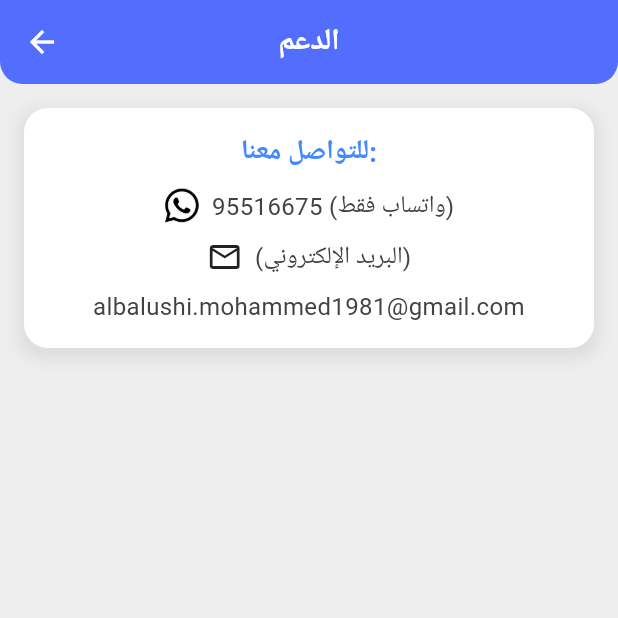
After one commit to mohamed6572/sham_firebase, a Flutter app: the Support screen opened directly, on a phone screen of 412 x 824 dp, the top half of it. The commit adds this screen. Run offline on Flutter 3.47's test engine with Material 3 defaults, Android fonts, the phone set to English and light mode, and no system bars; our stand-ins replace bloc, cloud_firestore, file_picker, firebase_auth, firebase_core, firebase_storage and 5 more; missing offline and left inert: syncfusion_flutter_pdfviewer; accounts and stored records are empty.

```diff
--- a/lib/core/utils/app_colors.dart
+++ b/lib/core/utils/app_colors.dart
@@ -1,7 +1,7 @@
 import 'package:flutter/material.dart';
 
 abstract class AppColors {
-  static const Color primaryColor = Color(0xff1F5E3B);
+  static const Color primaryColor = Colors.indigoAccent;
   static const Color lightPrimaryColor = Color(0xFF2D9F5D);
   static const Color secondaryColor = Color(0xFFF4A91F);
   static const Color lightSecondaryColor = Color(0xFFF8C76D);
--- a/lib/core/widgets/custom_slider.dart
+++ b/lib/core/widgets/custom_slider.dart
@@ -68,9 +68,10 @@ class _SimpleImageSliderState extends State<SimpleImageSlider> {
   }
 
   Widget _buildIndicator() {
+    final visibleLength = widget.imageUrls.length > 20 ? 20 : widget.imageUrls.length;
     return Row(
       mainAxisAlignment: MainAxisAlignment.center,
-      children: List.generate(widget.imageUrls.length, (index) {
+      children: List.generate(visibleLength, (index) {
         return Container(
           margin: const EdgeInsets.symmetric(horizontal: 4),
           width: _currentIndex == index ? 10 : 6,
--- a/lib/core/widgets/drawer_widget.dart
+++ b/lib/core/widgets/drawer_widget.dart
@@ -1,5 +1,6 @@
 import 'package:flutter/material.dart';
 import 'package:flutter/services.dart';
+import 'package:sham/modules/support/support.dart';
 import 'package:share_plus/share_plus.dart';
 
 import '../../modules/ads/ads.dart';
@@ -46,6 +47,11 @@ class _DrawerWidgetState extends State<DrawerWidget> {
           }),
           drawer_widget(icon: Icons.sms_outlined, text: 'سياسة الخصوصية', function: (){
             Navigator.push(context, MaterialPageRoute(builder:(context) => Policy(),));
+            setState(() {
+             // showInterstitialAd1();
+            });
+          }),    drawer_widget(icon: Icons.support_agent, text: 'الدعم', function: (){
+            Navigator.push(context, MaterialPageRoute(builder:(context) => Support(),));
             setState(() {
              // showInterstitialAd1();
             });
--- /dev/null
+++ b/lib/modules/support/support.dart
@@ -0,0 +1,171 @@
+import 'package:flutter/material.dart';
+import 'package:sham/core/utils/app_images.dart';
+import 'package:sham/core/widgets/ronded_app_bar.dart';
+import 'package:webview_flutter/webview_flutter.dart';
+
+
+
+class Support extends StatelessWidget {
+  @override
+  Widget build(BuildContext context) {
+    return Scaffold(
+      appBar: buildAppBar(
+        context,
+        title: 'الدعم',
+        showBackButton: true,
+      ),
+      body: Padding(
+        padding: const EdgeInsets.all(16.0),
+        child: SingleChildScrollView(
+          child: Container(
+            decoration: BoxDecoration(
+              color: Colors.white,
+              borderRadius: BorderRadius.circular(16.0),
+              boxShadow: [
+                BoxShadow(
+                  color: Colors.grey.withOpacity(0.2),
+                  spreadRadius: 4,
+                  blurRadius: 8,
+                  offset: Offset(0, 4), // Shadow position
+                ),
+              ],
+            ),
+            child: Padding(
+              padding: const EdgeInsets.all(16.0),
+              child: Column(
+                children: [
+                  Text(
+                    'للتواصل معنا:',
+                    style: TextStyle(
+                      fontSize: 18,
+                      fontWeight: FontWeight.bold,
+                      color: Colors.blueAccent,
+                    ),
+                    textAlign: TextAlign.center,
+                  ),
+                  const SizedBox(height: 10.0),
+                  Row(
+                    mainAxisAlignment: MainAxisAlignment.center,
+                    children: [
+                      Image.asset(Assets.imagesWhatsapIcon, width: 24, height: 24
+                      ),
+                      const SizedBox(width: 8.0),
+                      Text(
+                        '95516675 (واتساب فقط)',
+                        style: TextStyle(
+                          fontSize: 16,
+                          color: Colors.grey[800],
+                        ),
+                        textAlign: TextAlign.center,
+                      ),
+                    ],
+                  ), const SizedBox(height: 10.0),
+                  Row(
+                    mainAxisAlignment: MainAxisAlignment.center,
+                    children: [
+                      Icon(Icons.email_outlined),
+                      const SizedBox(width: 8.0),
+                      Text(
+                        '(البريد الإلكتروني)',
+                        style: TextStyle(
+                          fontSize: 16,
+                          color: Colors.grey[800],
+                        ),
+                        textAlign: TextAlign.center,
+                      ),
+                    ],
+                  ),
+                  const SizedBox(height: 10.0),
+
+                      SizedBox(
+                        width: MediaQuery.of(context).size.width * 0.8,
+                        child: Text(
+                          'albalushi.mohammed1981@gmail.com',
+                          style: TextStyle(
+                            fontSize: 16,
+                            color: Colors.grey[800],
+                          ),
+                          textAlign: TextAlign.center,
+                        ),
+                      ),
+
+                ],
+              ),
+            ),
+          ),
+        ),
+      ),
+      backgroundColor: Colors.grey[200],
+    );
+  }
+
+  // Helper method to build a section with a title and list
+  Widget buildSection({required String title, required List<String> content}) {
+    return Container(
+      decoration: BoxDecoration(
+        color: Colors.white,
+        borderRadius: BorderRadius.circular(16.0),
+        boxShadow: [
+          BoxShadow(
+            color: Colors.grey.withOpacity(0.2),
+            spreadRadius: 4,
+            blurRadius: 8,
+            offset: Offset(0, 4), // Shadow position
+          ),
+        ],
+      ),
+      child: Padding(
+        padding: const EdgeInsets.all(16.0),
+        child: Column(
+          crossAxisAlignment: CrossAxisAlignment.center,
+          children: [
+            // Section Title
+            Text(
+              title,
+              style: TextStyle(
+                fontSize: 20,
+                fontWeight: FontWeight.bold,
+                color: Colors.black,
+              ),
+              textAlign: TextAlign.center,textDirection: TextDirection.rtl,
+
+            ),
+            const SizedBox(height: 12.0),
+            // Content List
+            ...content.map(
+                  (item) => Padding(
+                padding: const EdgeInsets.only(bottom: 8.0),
+                child: Row(
+                  crossAxisAlignment: CrossAxisAlignment.start,
+                  children: [
+
+                    Expanded(
+                      child: Text(
+                        item,
+                        style: TextStyle(
+                          fontSize: 16,
+                          height: 1.6,
+                          color: Colors.grey[800],
+                        ),
+                        textAlign: TextAlign.center,
+                        textDirection: TextDirection.rtl,
+                      ),
+                    ),  Text(
+                      '• ',
+                      style: TextStyle(
+                        fontSize: 18,
+                        color: Colors.blueAccent,
+                      ),
+                      textAlign: TextAlign.center,
+                      textDirection: TextDirection.rtl,
+                    ),
+                  ],
+                ),
+              ),
+            ),
+          ],
+        ),
+      ),
+    );
+  }
+}
```
Also changed, not shown: lib/Layout/home_Layout.dart (+18 -18 lines), lib/core/widgets/post_view_details_widget.dart (+28 -0 lines), lib/core/widgets/post_view_widget.dart (+39 -8 lines), lib/modules/policy/policy.dart (+77 -77 lines).
